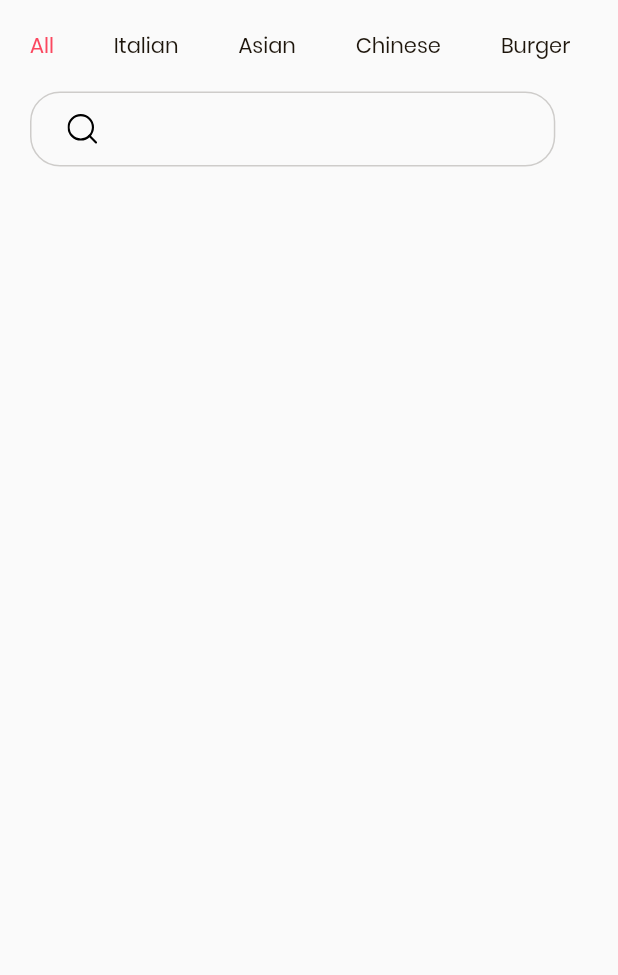
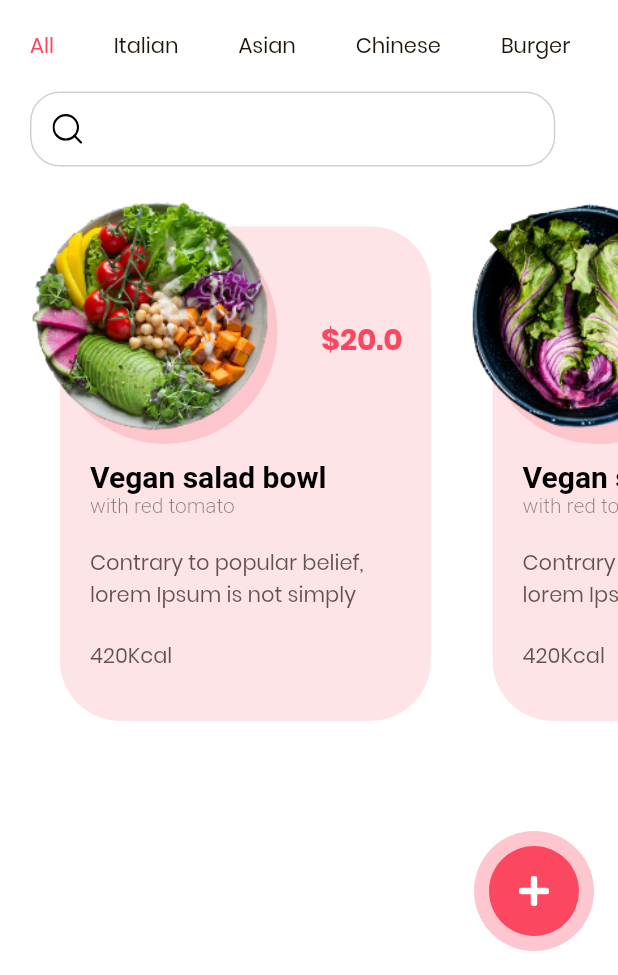
Before and after one commit to mahamat-ali/food-delivery-app, a Flutter app: the screen it shows after launch, on a phone screen of 412 x 824 dp, the part 261-1236 px from its top. Run offline on Flutter 3.47's test engine with Material 2 defaults, Android fonts, the phone set to English and light mode, and no system bars; our stand-ins replace flutter_svg.

Commit message:
completed version 1.0.0

```diff
--- /dev/null
+++ b/lib/food_card.dart
@@ -0,0 +1,144 @@
+import 'package:flutter/material.dart';
+
+import 'constants.dart';
+
+class FoodCard extends StatelessWidget {
+  const FoodCard({
+    Key key,
+    this.image,
+    this.price,
+    this.title,
+    this.ingredient,
+    this.description,
+    this.calorie,
+    this.press,
+  }) : super(key: key);
+
+  final String image;
+  final double price;
+  final String title;
+  final String ingredient;
+  final String description;
+  final double calorie;
+  final VoidCallback press;
+
+  @override
+  Widget build(BuildContext context) {
+    Size size = MediaQuery.of(context).size;
+    return GestureDetector(
+      onTap: press,
+      child: Container(
+        height: size.height * 0.50,
+        width: size.width * .7,
+        decoration: BoxDecoration(),
+        child: Stack(
+          children: [
+            Positioned(
+              top: 20,
+              left: 20,
+              child: Container(
+                height: size.height * 0.40,
+                width: size.width * 0.6,
+                decoration: BoxDecoration(
+                  color: kPrimaryColor.withOpacity(0.15),
+                  borderRadius: BorderRadius.circular(40),
+                ),
+              ),
+            ),
+            Positioned(
+              top: 15,
+              left: 15,
+              child: Container(
+                height: 150,
+                width: 150,
+                decoration: BoxDecoration(
+                  shape: BoxShape.circle,
+                  color: kPrimaryColor.withOpacity(0.20),
+                ),
+              ),
+            ),
+            Container(
+              height: 160,
+              width: 160,
+              decoration: BoxDecoration(
+                shape: BoxShape.circle,
+                image: DecorationImage(
+                  fit: BoxFit.cover,
+                  image: AssetImage(image),
+                ),
+              ),
+            ),
+            Positioned(
+              right: 40,
+              top: 80,
+              child: Text(
+                '\$$price',
+                style: TextStyle(
+                  fontSize: 20,
+                  fontWeight: FontWeight.bold,
+                  color: kPrimaryColor,
+                ),
+              ),
+            ),
+            Positioned(
+              bottom: 95,
+              left: 40,
+              child: Container(
+                width: size.height * 0.23,
+                child: Column(
+                  crossAxisAlignment: CrossAxisAlignment.start,
+                  children: [
+                    RichText(
+                      text: TextSpan(
+                        children: [
+                          TextSpan(
+                            text: '$title\n',
+                            style: TextStyle(
+                              fontSize: 20,
+                              fontWeight: FontWeight.bold,
+                              color: kBlackColor,
+                            ),
+                          ),
+                          TextSpan(
+                            text: ingredient,
+                            style: TextStyle(
+                              fontSize: 14,
+                              fontWeight: FontWeight.w300,
+                              color: kTextColor.withOpacity(0.5),
+                            ),
+                          ),
+                        ],
+                      ),
+                    ),
+                    SizedBox(
+                      height: 20,
+                    ),
+                    Text(
+                      description,
+                      maxLines: 2,
+                      style: TextStyle(
+                        fontSize: 14,
+                        color: kTextColor.withOpacity(0.7),
+                      ),
+                    ),
+                    SizedBox(
+                      height: 20,
+                    ),
+                    Text(
+                      '${calorie.toInt()}Kcal',
+                      maxLines: 2,
+                      style: TextStyle(
+                        fontSize: 14,
+                        color: kTextColor.withOpacity(0.7),
+                      ),
+                    )
+                  ],
+                ),
+              ),
+            ),
+          ],
+        ),
+      ),
+    );
+  }
+}
--- a/lib/main.dart
+++ b/lib/main.dart
@@ -2,8 +2,11 @@ import 'package:flutter/material.dart';
 import 'package:flutter_svg/flutter_svg.dart';
 import 'package:flutter_svg/svg.dart';
 import 'package:food_app/constants.dart';
+import 'package:food_app/details_screen.dart';
 
 import 'category_list.dart';
+import 'food_card.dart';
+import 'search_box.dart';
 
 void main() => runApp(MyApp());
 
@@ -15,6 +18,7 @@ class MyApp extends StatelessWidget {
       title: 'Food Delivery App',
       theme: ThemeData(
         fontFamily: 'Poppins',
+        scaffoldBackgroundColor: kWhiteColor,
       ),
       home: HomeScreen(),
     );
@@ -26,6 +30,26 @@ class HomeScreen extends StatelessWidget {
   Widget build(BuildContext context) {
     Size size = MediaQuery.of(context).size;
     return Scaffold(
+      floatingActionButton: Container(
+        height: 80,
+        width: 80,
+        padding: EdgeInsets.all(10),
+        decoration: BoxDecoration(
+          shape: BoxShape.circle,
+          color: kPrimaryColor.withOpacity(0.3),
+        ),
+        child: GestureDetector(
+          onTap: () {},
+          child: Container(
+            padding: EdgeInsets.all(20),
+            decoration: BoxDecoration(
+              shape: BoxShape.circle,
+              color: kPrimaryColor,
+            ),
+            child: SvgPicture.asset('assets/icons/plus.svg'),
+          ),
+        ),
+      ),
       body: Padding(
         padding: const EdgeInsets.only(top: 40, left: 20.0),
         child: Column(
@@ -52,36 +76,39 @@ class HomeScreen extends StatelessWidget {
             const SizedBox(height: 20),
             ListOfCategories(),
             SizedBox(height: 20),
-            Container(
-              width: size.width * 0.85,
-              alignment: Alignment.centerLeft,
-              decoration: BoxDecoration(
-                border: Border.all(
-                  width: 1,
-                  color: kTextColor.withOpacity(0.2),
-                ),
-                borderRadius: BorderRadius.circular(20),
-              ),
+            SearchBox(size: size),
+            SizedBox(height: 20),
+            SingleChildScrollView(
+              scrollDirection: Axis.horizontal,
               child: Row(
-                crossAxisAlignment: CrossAxisAlignment.center,
                 children: [
-                  Padding(
-                    padding: const EdgeInsets.only(left: 10),
-                    child: IconButton(
-                      onPressed: () {},
-                      icon: SvgPicture.asset(
-                        'assets/icons/search.svg',
-                        height: 20,
-                      ),
-                    ),
+                  FoodCard(
+                    image: 'assets/images/image_1.png',
+                    price: 20,
+                    title: 'Vegan salad bowl',
+                    ingredient: 'with red tomato',
+                    description:
+                        'Contrary to popular belief, lorem Ipsum is not simply random text. it has',
+                    calorie: 420,
+                    press: () {
+                      Navigator.push(
+                        context,
+                        MaterialPageRoute(
+                          builder: (BuildContext context) {
+                            return DetailsScreen();
+                          },
+                        ),
+                      );
+                    },
                   ),
-                  Expanded(
-                    child: TextField(
-                      decoration: InputDecoration(
-                        enabledBorder: InputBorder.none,
-                        focusedBorder: InputBorder.none,
-                      ),
-                    ),
+                  FoodCard(
+                    image: 'assets/images/image_2.png',
+                    price: 20,
+                    title: 'Vegan salad bowl',
+                    ingredient: 'with red tomato',
+                    description:
+                        'Contrary to popular belief, lorem Ipsum is not simply random text. it has',
+                    calorie: 420,
                   ),
                 ],
               ),
--- /dev/null
+++ b/lib/search_box.dart
@@ -0,0 +1,48 @@
+import 'package:flutter/material.dart';
+import 'package:flutter_svg/svg.dart';
+
+import 'constants.dart';
+
+class SearchBox extends StatelessWidget {
+  const SearchBox({
+    Key key,
+    @required this.size,
+  }) : super(key: key);
+
+  final Size size;
+
+  @override
+  Widget build(BuildContext context) {
+    return Container(
+      width: size.width * 0.85,
+      alignment: Alignment.centerLeft,
+      decoration: BoxDecoration(
+        border: Border.all(
+          width: 1,
+          color: kTextColor.withOpacity(0.2),
+        ),
+        borderRadius: BorderRadius.circular(20),
+      ),
+      child: Row(
+        crossAxisAlignment: CrossAxisAlignment.center,
+        children: [
+          IconButton(
+            onPressed: () {},
+            icon: SvgPicture.asset(
+              'assets/icons/search.svg',
+              height: 20,
+            ),
+          ),
+          Expanded(
+            child: TextField(
+              decoration: InputDecoration(
+                enabledBorder: InputBorder.none,
+                focusedBorder: InputBorder.none,
+              ),
+            ),
+          ),
+        ],
+      ),
+    );
+  }
+}
```
Also changed, not shown: lib/details_screen.dart (added, +202 -0 lines).
